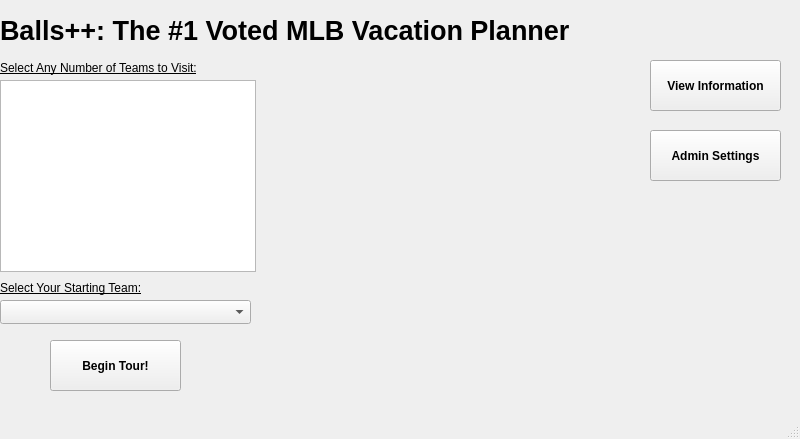
Old version of the form mainwindow.ui in the repository NonBlu/Project-2-CS1D-Team-B.
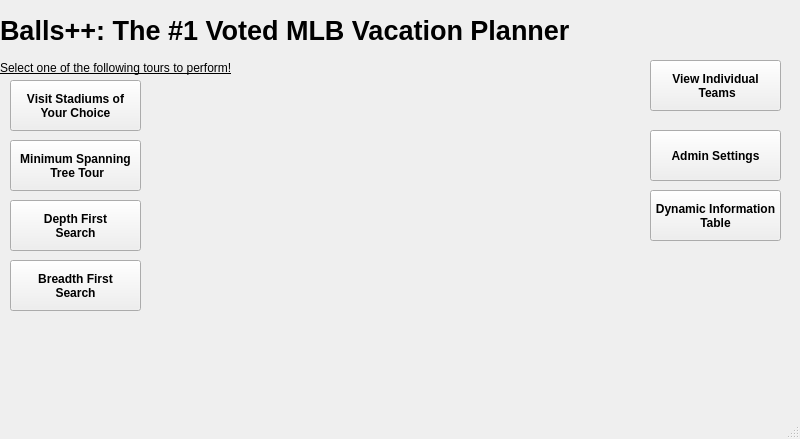
New version of the form.

Commit message:
Tour Implementation + Fixes
-Implementation of custom tour
-Implementation of djikstra tour
-Implementation of DFS into ui
-Implementation of BFS into ui
-Implementation of MST into ui
-Fixed information view table spacing bug
-Added new dynamic table button
-Reformatted main window
-Reformatted tour view
-Added new dynamictable dialog
-Added new selectyourtour dialog

What changed in the file:
```diff
--- a/mainwindow.ui
+++ b/mainwindow.ui
@@ -67,64 +67,27 @@
      </font>
     </property>
     <property name="text">
-     <string>Select Any Number of Teams to Visit:</string>
+     <string>Select one of the following tours to perform!</string>
     </property>
    </widget>
    <widget class="QPushButton" name="beginButton">
     <property name="geometry">
      <rect>
-      <x>50</x>
-      <y>340</y>
-      <width>131</width>
-      <height>51</height>
-     </rect>
-    </property>
-    <property name="font">
-     <font>
-      <bold>true</bold>
-     </font>
-    </property>
-    <property name="text">
-     <string>Begin Tour!</string>
-    </property>
-   </widget>
-   <widget class="QComboBox" name="comboBox">
-    <property name="geometry">
-     <rect>
-      <x>0</x>
-      <y>300</y>
-      <width>251</width>
-      <height>24</height>
-     </rect>
-    </property>
-   </widget>
-   <widget class="QLabel" name="startingLabel">
-    <property name="geometry">
-     <rect>
-      <x>0</x>
-      <y>280</y>
-      <width>261</width>
-      <height>16</height>
-     </rect>
-    </property>
-    <property name="font">
-     <font>
-      <underline>true</underline>
-     </font>
-    </property>
-    <property name="text">
-     <string>Select Your Starting Team:</string>
-    </property>
-   </widget>
-   <widget class="QTableWidget" name="tableWidget">
-    <property name="geometry">
-     <rect>
-      <x>0</x>
+      <x>10</x>
       <y>80</y>
-      <width>256</width>
-      <height>192</height>
+      <width>131</width>
+      <height>51</height>
      </rect>
     </property>
+    <property name="font">
+     <font>
+      <bold>true</bold>
+     </font>
+    </property>
+    <property name="text">
+     <string>Visit Stadiums of 
+Your Choice</string>
+    </property>
    </widget>
    <widget class="QPushButton" name="viewInfoButton">
     <property name="geometry">
@@ -141,7 +104,84 @@
      </font>
     </property>
     <property name="text">
-     <string>View Information</string>
+     <string>View Individual
+ Teams</string>
+    </property>
+   </widget>
+   <widget class="QPushButton" name="mstButton">
+    <property name="geometry">
+     <rect>
+      <x>10</x>
+      <y>140</y>
+      <width>131</width>
+      <height>51</height>
+     </rect>
+    </property>
+    <property name="font">
+     <font>
+      <bold>true</bold>
+     </font>
+    </property>
+    <property name="text">
+     <string>Minimum Spanning
+ Tree Tour</string>
+    </property>
+   </widget>
+   <widget class="QPushButton" name="dfsButton">
+    <property name="geometry">
+     <rect>
+      <x>10</x>
+      <y>200</y>
+      <width>131</width>
+      <height>51</height>
+     </rect>
+    </property>
+    <property name="font">
+     <font>
+      <bold>true</bold>
+     </font>
+    </property>
+    <property name="text">
+     <string>Depth First
+Search</string>
+    </property>
+   </widget>
+   <widget class="QPushButton" name="bfsButton">
+    <property name="geometry">
+     <rect>
+      <x>10</x>
+      <y>260</y>
+      <width>131</width>
+      <height>51</height>
+     </rect>
+    </property>
+    <property name="font">
+     <font>
+      <bold>true</bold>
+     </font>
+    </property>
+    <property name="text">
+     <string>Breadth First
+Search</string>
+    </property>
+   </widget>
+   <widget class="QPushButton" name="dynamicTableButton">
+    <property name="geometry">
+     <rect>
+      <x>650</x>
+      <y>190</y>
+      <width>131</width>
+      <height>51</height>
+     </rect>
+    </property>
+    <property name="font">
+     <font>
+      <bold>true</bold>
+     </font>
+    </property>
+    <property name="text">
+     <string>Dynamic Information
+Table</string>
     </property>
    </widget>
   </widget>
```
Left out of the diff: 4 changed lines with no effect on the pictures. The commit also changes 22 other files.
